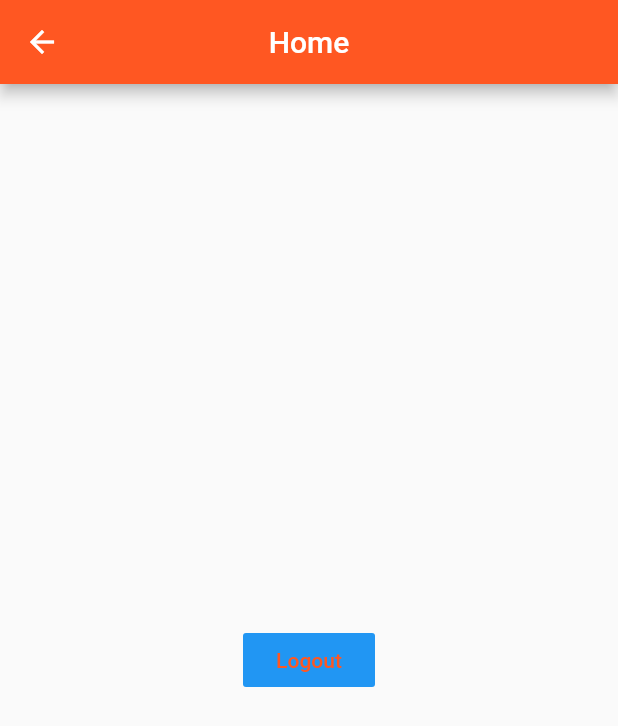
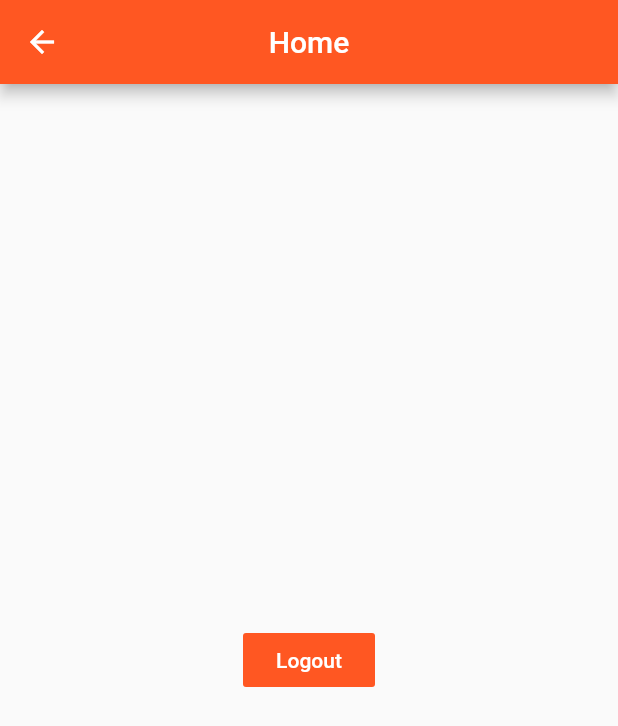
Before and after one commit to Ibrohimjonn/herewegoo, a Flutter app: the Home screen opened by its route, on a phone screen of 412 x 824 dp. Shown: the top 726 px of the screen. Run offline on Flutter 3.47's test engine with Material 2 defaults, Android fonts, the phone set to English and light mode, and no system bars; our stand-ins replace firebase_auth, fluttertoast, shared_preferences; accounts and stored records are empty.

Commit message:
colors changed

```diff
--- a/lib/pages/home_page.dart
+++ b/lib/pages/home_page.dart
@@ -23,8 +23,8 @@ class _HomeState extends State<Home> {
           onPressed: () {
             AuthService.signOutUser(context);
           },
-          color: Colors.blue,
-          child: Text('Logout',style: TextStyle(color: Colors.deepOrange),),
+          color: Colors.deepOrange,
+          child: Text('Logout',style: TextStyle(color: Colors.white),),
         ),
       ),
     );
```
